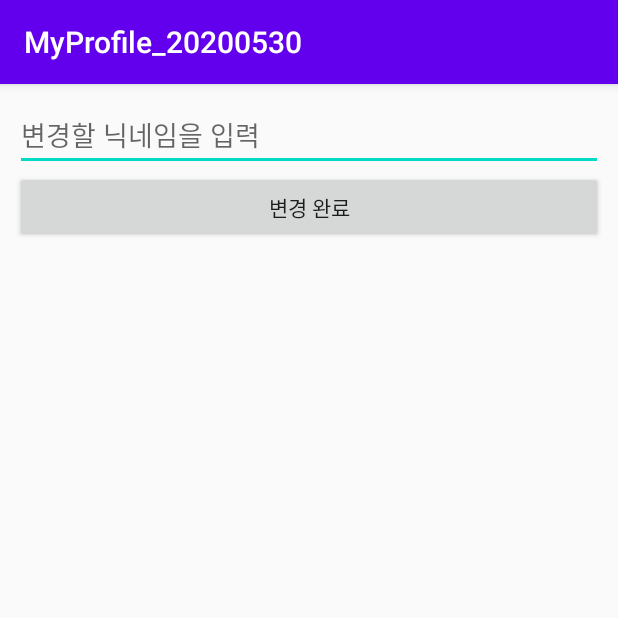
After one commit to umgonji/MyProfile_20200530, an Android app: the EditNickNameActivity screen opened directly, with no data from a screen before it, on a phone screen of 412 x 824 dp, the top half of it. The commit adds this screen. Run offline under Robolectric (Android 15) with nearby library versions, the phone set to English and light mode, and no system bars.

Commit message:
닉네임 별개 화면에서 입력 로직 완성

```diff
--- a/app/src/main/AndroidManifest.xml
+++ b/app/src/main/AndroidManifest.xml
@@ -9,6 +9,8 @@
         android:roundIcon="@mipmap/ic_launcher_round"
         android:supportsRtl="true"
         android:theme="@style/AppTheme">
+        <activity android:name=".EditNickNameActivity"></activity>
+        <activity android:name=".NickName" />
         <activity android:name=".MainActivity">
             <intent-filter>
                 <action android:name="android.intent.action.MAIN" />
--- /dev/null
+++ b/app/src/main/java/dasdsa/sdn/myprofile_20200530/EditNickNameActivity.kt
@@ -0,0 +1,29 @@
+package dasdsa.sdn.myprofile_20200530
+
+import android.app.Activity
+import android.content.Intent
+import androidx.appcompat.app.AppCompatActivity
+import android.os.Bundle
+import kotlinx.android.synthetic.main.activity_edit_nick_name.*
+
+class EditNickNameActivity : AppCompatActivity() {
+
+    override fun onCreate(savedInstanceState: Bundle?) {
+        super.onCreate(savedInstanceState)
+        setContentView(R.layout.activity_edit_nick_name)
+
+
+        okBtn.setOnClickListener {
+            //바꾸려는 닉네임을 받아서 => 결과로`
+            val nick = nickNameEdt.text.toString()
+
+            val resultIntent = Intent()
+            resultIntent.putExtra("nickName", nick)
+
+            setResult(Activity.RESULT_OK, resultIntent)
+
+            finish()
+
+        }
+    }
+}
--- /dev/null
+++ b/app/src/main/res/layout/activity_edit_nick_name.xml
@@ -0,0 +1,24 @@
+<?xml version="1.0" encoding="utf-8"?>
+<LinearLayout xmlns:android="http://schemas.android.com/apk/res/android"
+    xmlns:app="http://schemas.android.com/apk/res-auto"
+    xmlns:tools="http://schemas.android.com/tools"
+    android:layout_width="match_parent"
+    android:layout_height="match_parent"
+    android:orientation="vertical"
+    android:padding="10dp"
+    tools:context=".EditNickNameActivity">
+
+    <EditText
+        android:id="@+id/nickNameEdt"
+        android:layout_width="match_parent"
+        android:layout_height="wrap_content"
+        android:hint="변경할 닉네임을 입력"
+        android:singleLine="true" />
+
+    <Button
+        android:id="@+id/okBtn"
+        android:layout_width="match_parent"
+        android:layout_height="wrap_content"
+        android:text="변경 완료" />
+
+</LinearLayout>
--- a/app/src/main/res/layout/activity_main.xml
+++ b/app/src/main/res/layout/activity_main.xml
@@ -21,6 +21,7 @@
         android:orientation="horizontal">
 
         <TextView
+            android:id="@+id/myNickNameText"
             android:layout_width="wrap_content"
             android:layout_height="wrap_content"
             android:text="본인 닉네임 표시"/>
@@ -31,6 +32,7 @@
             android:layout_weight="1"/>
 
         <Button
+            android:id="@+id/changenickBtn"
             android:layout_width="80dp"
             android:layout_height="wrap_content"
             android:text="변경" />
```
Also changed, not shown: app/src/main/java/dasdsa/sdn/myprofile_20200530/MainActivity.kt (+23 -0 lines), app/src/main/java/dasdsa/sdn/myprofile_20200530/NickName.kt (added, +12 -0 lines), app/src/main/res/layout/activity_nick_name.xml (added, +23 -0 lines).
